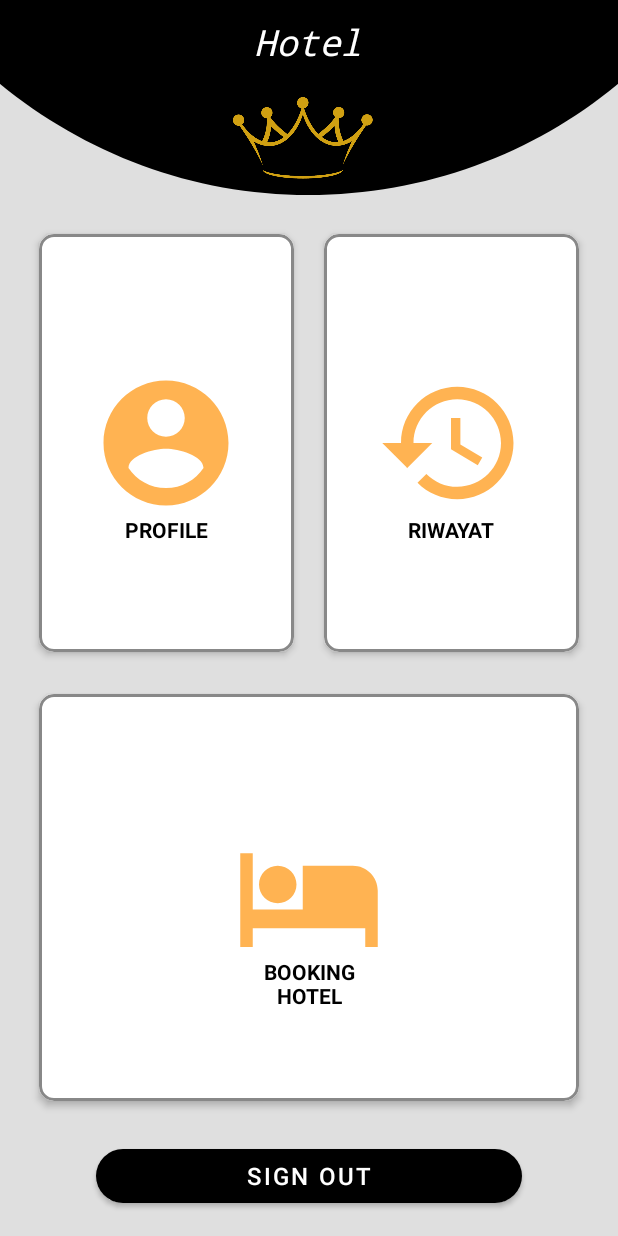
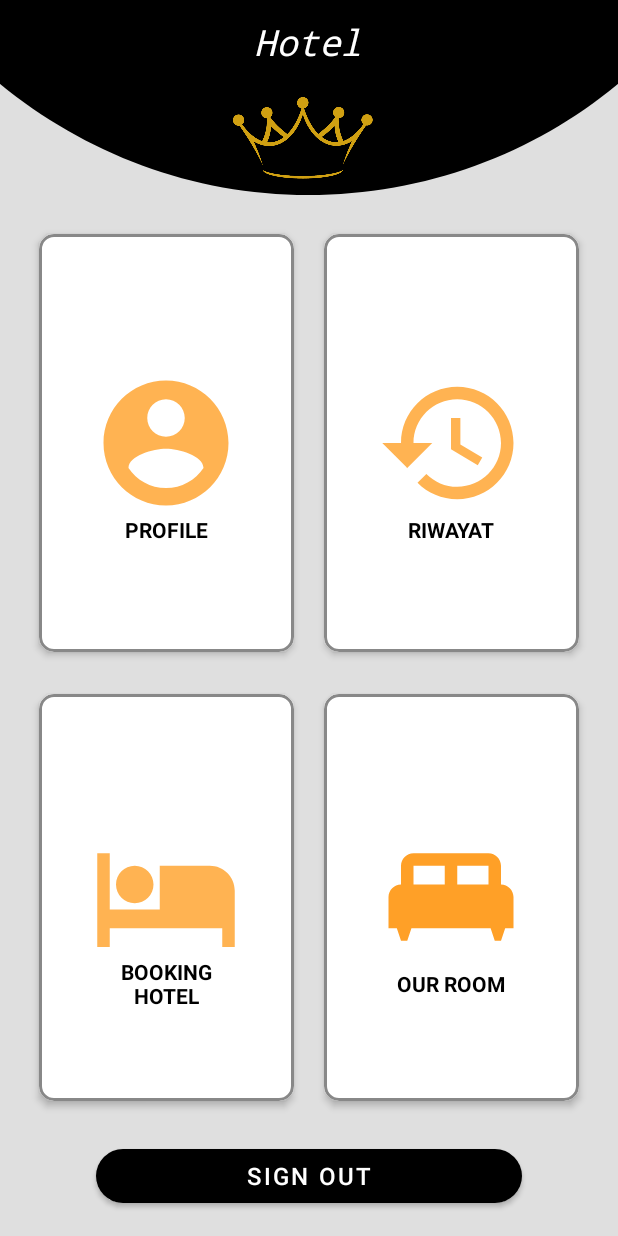
Before and after one commit to Rama-Andika/PBP_UAS_A_KelJ, an Android app: the HomeActivity screen opened directly, with no data from a screen before it, on a phone screen of 412 x 824 dp. Run offline under Robolectric (Android 15) with nearby library versions, the light colour scheme and no system bars.

Commit message:
master file

```diff
--- /dev/null
+++ b/app/src/main/res/drawable/ic_baseline_king_bed_24.xml
@@ -0,0 +1,5 @@
+<vector android:height="24dp" android:tint="@color/orange"
+    android:viewportHeight="24" android:viewportWidth="24"
+    android:width="24dp" xmlns:android="http://schemas.android.com/apk/res/android">
+    <path android:fillColor="@android:color/white" android:pathData="M20,10V7c0,-1.1 -0.9,-2 -2,-2H6C4.9,5 4,5.9 4,7v3c-1.1,0 -2,0.9 -2,2v5h1.33L4,19h1l0.67,-2h12.67L19,19h1l0.67,-2H22v-5C22,10.9 21.1,10 20,10zM11,10H6V7h5V10zM18,10h-5V7h5V10z"/>
+</vector>
--- a/app/src/main/res/layout/activity_home.xml
+++ b/app/src/main/res/layout/activity_home.xml
@@ -204,6 +204,48 @@
 
         </com.google.android.material.card.MaterialCardView>
 
+        <com.google.android.material.card.MaterialCardView
+            android:layout_width="0dp"
+            android:layout_height="match_parent"
+            android:layout_margin="10dp"
+            android:layout_weight="1"
+            android:gravity="center"
+            android:orientation="vertical"
+            android:padding="16dp"
+            app:cardCornerRadius="10dp"
+            app:cardElevation="3dp"
+            app:strokeColor="@color/jumbo"
+            app:strokeWidth="2dp">
+
+            <RelativeLayout
+                android:layout_width="match_parent"
+                android:layout_height="wrap_content"
+                android:layout_gravity="center">
+
+                <ImageView
+                    android:id="@+id/imgBed"
+                    android:layout_width="100dp"
+                    android:layout_height="100dp"
+                    android:layout_centerInParent="true"
+                    android:background="#00B19C9C"
+                    android:backgroundTint="#B17E7E"
+                    android:src="@drawable/ic_baseline_king_bed_24" />
+
+                <TextView
+                    android:layout_width="match_parent"
+                    android:layout_height="wrap_content"
+                    android:layout_below="@+id/imgBed"
+                    android:layout_marginTop="15dp"
+                    android:gravity="center"
+                    android:text="OUR ROOM"
+                    android:textAppearance="@style/Base.TextAppearance.AppCompat.Small"
+                    android:textColor="#000000"
+                    android:textStyle="bold" />
+
+            </RelativeLayout>
+
+        </com.google.android.material.card.MaterialCardView>
+
     </LinearLayout>
 
     <com.google.android.material.button.MaterialButton
```
